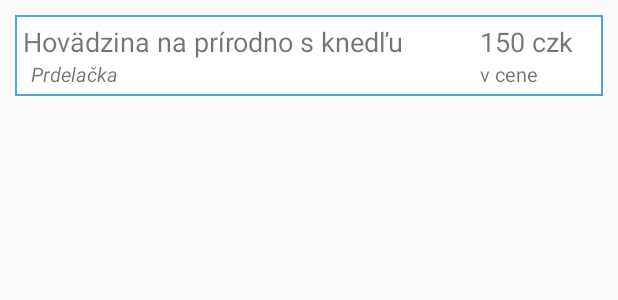
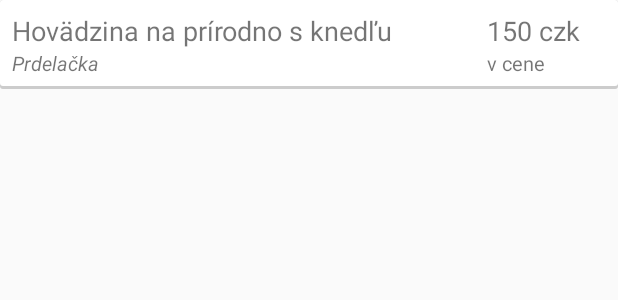
Before and after one commit to mhajas/DailyMenuPicker-android, an Android app: the layout list_item_dayfood.xml on its own in the app's theme, with its tools: preview values and no code run, on a phone screen of 412 x 824 dp. Shown: the top 300 px of the screen. Run offline under Robolectric (Android 15) with nearby library versions, the phone set to English and light mode, and no system bars.

Commit message:
Change list view design

```diff
--- a/app/src/main/res/drawable/adapter_item.xml
+++ /dev/null
@@ -1,5 +0,0 @@
-<?xml version="1.0" encoding="utf-8"?>
-<shape xmlns:android="http://schemas.android.com/apk/res/android" android:shape="rectangle" >
-    <solid android:color="@android:color/white" />
-    <stroke android:width="1dip" android:color="#4fa5d5"/>
-</shape>
--- /dev/null
+++ b/app/src/main/res/drawable/card_background.xml
@@ -0,0 +1,28 @@
+<?xml version="1.0" encoding="utf-8"?>
+<layer-list xmlns:android="http://schemas.android.com/apk/res/android">
+    <item>
+        <shape android:shape="rectangle"
+            android:dither="true">
+
+            <corners android:radius="2dp"/>
+
+            <solid android:color="#ccc" />
+
+        </shape>
+    </item>
+
+    <item android:bottom="2dp">
+        <shape android:shape="rectangle"
+            android:dither="true">
+
+            <corners android:radius="2dp" />
+
+            <solid android:color="@android:color/white" />
+
+            <padding android:bottom="8dp"
+                android:left="8dp"
+                android:right="8dp"
+                android:top="8dp" />
+        </shape>
+    </item>
+</layer-list>
--- a/app/src/main/res/layout/list_item_dayfood.xml
+++ b/app/src/main/res/layout/list_item_dayfood.xml
@@ -3,9 +3,7 @@
     xmlns:tools="http://schemas.android.com/tools"
     android:orientation="vertical"
     android:layout_width="match_parent"
-    android:background="@drawable/adapter_item"
-    android:layout_margin="10dp"
-    android:padding="5dp"
+    android:background="@drawable/card_background"
     android:layout_height="wrap_content">
 
     <LinearLayout
@@ -38,7 +36,6 @@
 
         <TextView
             android:layout_height="wrap_content"
-            android:paddingLeft="5dp"
             android:layout_width="0dp"
             android:layout_weight=".80"
             android:id="@+id/dayfood_soup"
```
Also changed, not shown: app/src/main/res/layout/activity_main.xml (+0 -14 lines).
